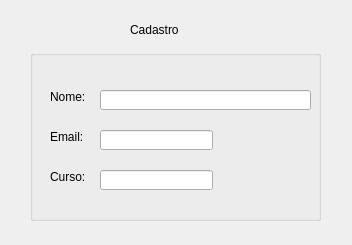
The window that Mayko/projeto/cadastro.ui (UnPComp2013/Grupo6) describes before a commit, drawn with Qt 5.
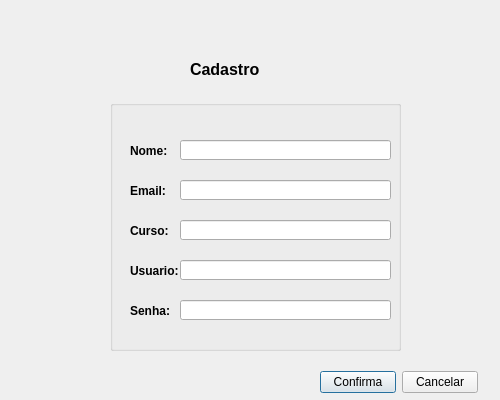
The same window after the commit.

```diff
--- a/Mayko/projeto/cadastro.ui
+++ b/Mayko/projeto/cadastro.ui
@@ -6,18 +6,21 @@
    <rect>
     <x>0</x>
     <y>0</y>
-    <width>352</width>
-    <height>245</height>
+    <width>500</width>
+    <height>400</height>
    </rect>
   </property>
   <property name="windowTitle">
    <string>Dialog</string>
   </property>
+  <property name="styleSheet">
+   <string notr="true">QLabel { border-color: red }</string>
+  </property>
   <widget class="QWidget" name="layoutWidget_6">
    <property name="geometry">
     <rect>
-     <x>340</x>
-     <y>430</y>
+     <x>320</x>
+     <y>370</y>
      <width>158</width>
      <height>25</height>
     </rect>
@@ -25,6 +28,9 @@
    <layout class="QHBoxLayout" name="horizontalLayout">
     <item>
      <widget class="QPushButton" name="btn_Confirma">
+      <property name="styleSheet">
+       <string notr="true">QLabel { border-color: red }</string>
+      </property>
       <property name="text">
        <string>Confirma</string>
       </property>
@@ -42,26 +48,35 @@
   <widget class="QLabel" name="label">
    <property name="geometry">
     <rect>
-     <x>130</x>
-     <y>20</y>
-     <width>71</width>
+     <x>190</x>
+     <y>60</y>
+     <width>101</width>
      <height>20</height>
     </rect>
    </property>
+   <property name="font">
+    <font>
+     <family>MS Shell Dlg 2</family>
+     <pointsize>10</pointsize>
+     <weight>9</weight>
+     <italic>false</italic>
+     <bold>false</bold>
+    </font>
+   </property>
    <property name="styleSheet">
     <string notr="true">font: 75 10pt &quot;MS Shell Dlg 2&quot;;</string>
    </property>
    <property name="text">
-    <string>Cadastro </string>
+    <string>&lt;html&gt;&lt;head/&gt;&lt;body&gt;&lt;p&gt;&lt;span style=&quot; font-size:12pt; font-weight:600;&quot;&gt;Cadastro &lt;/span&gt;&lt;/p&gt;&lt;/body&gt;&lt;/html&gt;</string>
    </property>
   </widget>
   <widget class="QGroupBox" name="groupBox">
    <property name="geometry">
     <rect>
-     <x>30</x>
-     <y>50</y>
+     <x>110</x>
+     <y>100</y>
      <width>291</width>
-     <height>171</height>
+     <height>251</height>
     </rect>
    </property>
    <property name="title">
@@ -73,9 +88,15 @@
       <x>20</x>
       <y>40</y>
       <width>46</width>
-      <height>13</height>
+      <height>21</height>
      </rect>
     </property>
+    <property name="font">
+     <font>
+      <weight>75</weight>
+      <bold>true</bold>
+     </font>
+    </property>
     <property name="text">
      <string>Nome:</string>
     </property>
@@ -86,9 +107,15 @@
       <x>20</x>
       <y>80</y>
       <width>46</width>
-      <height>13</height>
+      <height>21</height>
      </rect>
     </property>
+    <property name="font">
+     <font>
+      <weight>75</weight>
+      <bold>true</bold>
+     </font>
+    </property>
     <property name="text">
      <string>Email:</string>
     </property>
@@ -108,7 +135,7 @@
      <rect>
       <x>70</x>
       <y>80</y>
-      <width>113</width>
+      <width>211</width>
       <height>20</height>
      </rect>
     </property>
@@ -119,9 +146,15 @@
       <x>20</x>
       <y>120</y>
       <width>46</width>
-      <height>13</height>
+      <height>21</height>
      </rect>
     </property>
+    <property name="font">
+     <font>
+      <weight>75</weight>
+      <bold>true</bold>
+     </font>
+    </property>
     <property name="text">
      <string>Curso:</string>
     </property>
@@ -131,7 +164,65 @@
      <rect>
       <x>70</x>
       <y>120</y>
-      <width>113</width>
+      <width>211</width>
+      <height>20</height>
+     </rect>
+    </property>
+   </widget>
+   <widget class="QLabel" name="label_5">
+    <property name="geometry">
+     <rect>
+      <x>20</x>
+      <y>160</y>
+      <width>51</width>
+      <height>21</height>
+     </rect>
+    </property>
+    <property name="font">
+     <font>
+      <weight>75</weight>
+      <bold>true</bold>
+     </font>
+    </property>
+    <property name="text">
+     <string>Usuario: </string>
+    </property>
+   </widget>
+   <widget class="QLabel" name="label_6">
+    <property name="geometry">
+     <rect>
+      <x>20</x>
+      <y>200</y>
+      <width>51</width>
+      <height>21</height>
+     </rect>
+    </property>
+    <property name="font">
+     <font>
+      <weight>75</weight>
+      <bold>true</bold>
+     </font>
+    </property>
+    <property name="text">
+     <string>Senha: </string>
+    </property>
+   </widget>
+   <widget class="QLineEdit" name="lineEdit_4">
+    <property name="geometry">
+     <rect>
+      <x>70</x>
+      <y>160</y>
+      <width>211</width>
+      <height>20</height>
+     </rect>
+    </property>
+   </widget>
+   <widget class="QLineEdit" name="lineEdit_5">
+    <property name="geometry">
+     <rect>
+      <x>70</x>
+      <y>200</y>
+      <width>211</width>
       <height>20</height>
      </rect>
     </property>
```
